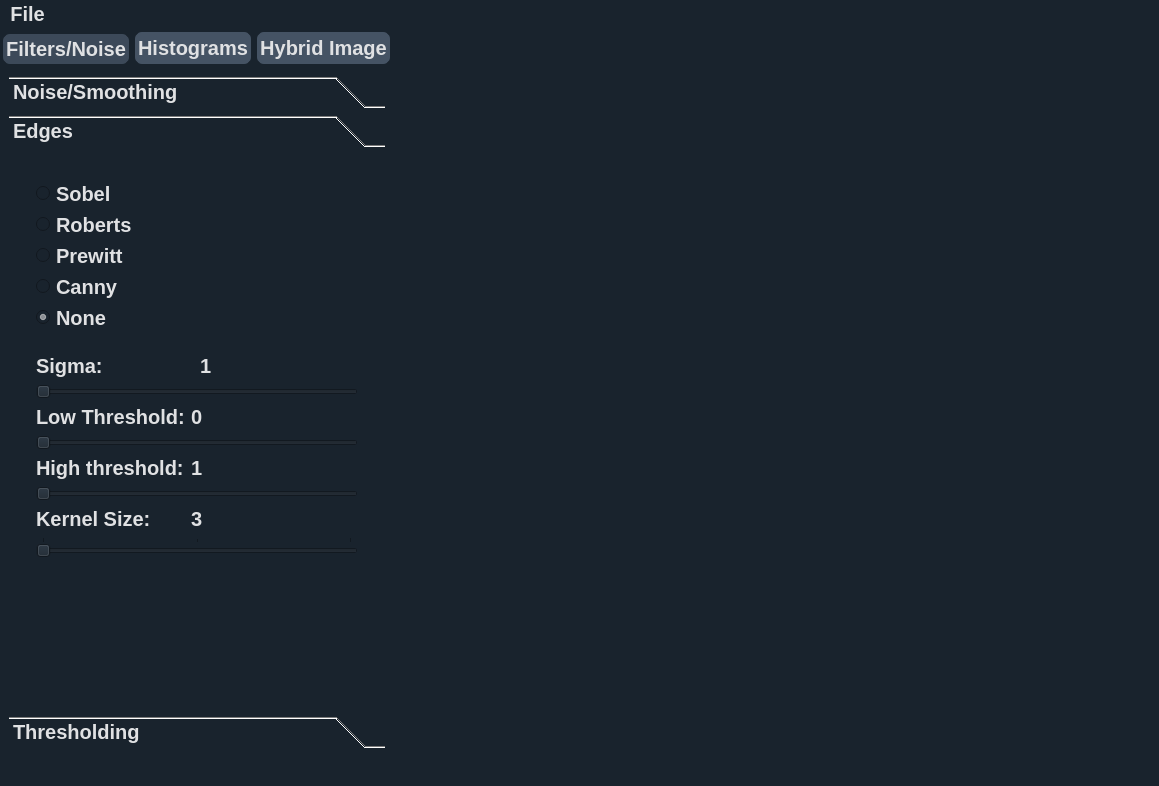
Above: testui.ui from omarshaban02/Imagizer before the change. Below: the same form after it.
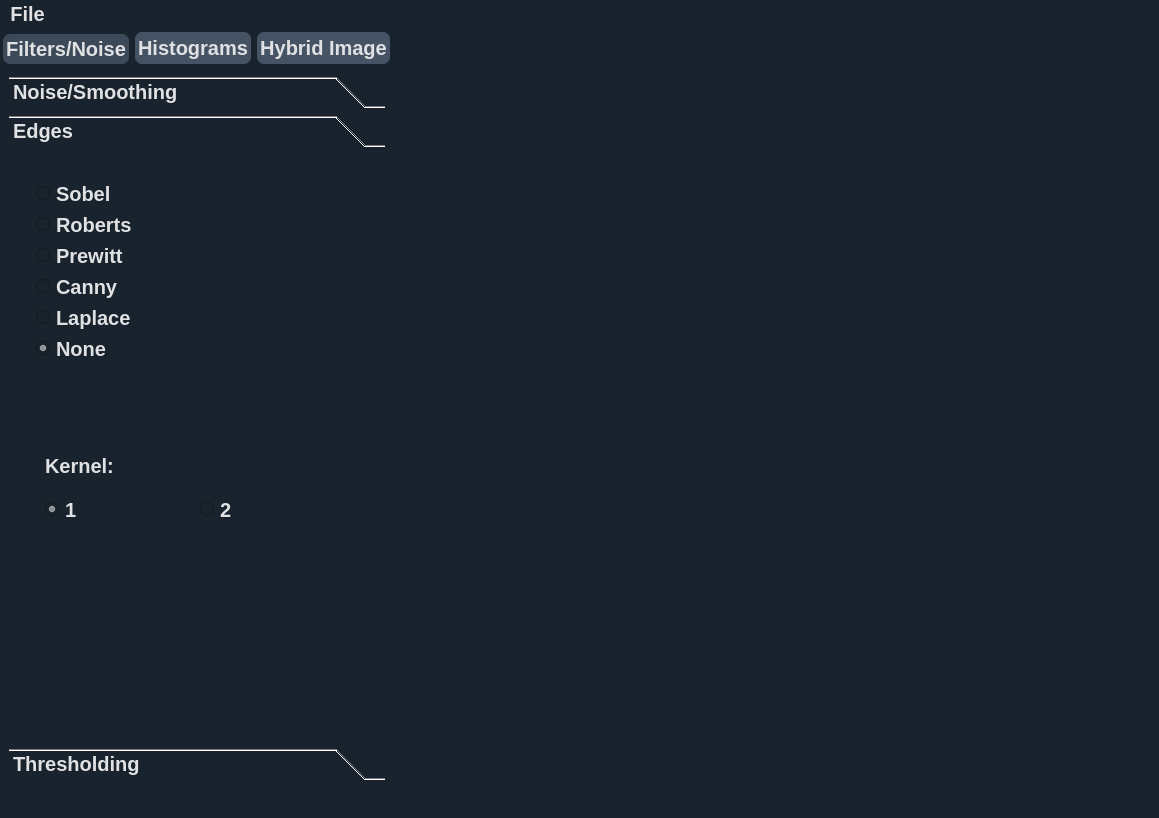
That is the form after the change. The open tabs and pages were chosen to show the change. Icons and pictures are not drawn. Custom widgets are drawn as their Qt base class.

Commit message: All filters work with UI

What changed in the file:
```diff
--- a/testui.ui
+++ b/testui.ui
@@ -7,7 +7,7 @@
     <x>0</x>
     <y>0</y>
     <width>1159</width>
-    <height>786</height>
+    <height>818</height>
    </rect>
   </property>
   <property name="windowTitle">
@@ -956,8 +956,8 @@
             <rect>
              <x>0</x>
              <y>0</y>
-             <width>358</width>
-             <height>551</height>
+             <width>374</width>
+             <height>580</height>
             </rect>
            </property>
            <attribute name="label">
@@ -1022,6 +1022,16 @@
                     </property>
                    </widget>
                   </item>
+                  <item>
+                   <widget class="QRadioButton" name="radio_laplace">
+                    <property name="cursor">
+                     <cursorShape>PointingHandCursor</cursorShape>
+                    </property>
+                    <property name="text">
+                     <string>Laplace</string>
+                    </property>
+                   </widget>
+                  </item>
                   <item>
                    <widget class="QRadioButton" name="radio_none_edges">
                     <property name="cursor">
@@ -1184,21 +1194,36 @@
                     </widget>
                    </item>
                    <item row="1" column="0" colspan="2">
-                    <widget class="QSlider" name="horizontalSlider_3">
+                    <widget class="QSlider" name="sigma_slider">
+                     <property name="value">
+                      <number>1</number>
+                     </property>
                      <property name="orientation">
                       <enum>Qt::Horizontal</enum>
                      </property>
                     </widget>
                    </item>
                    <item row="3" column="0" colspan="2">
-                    <widget class="QSlider" name="horizontalSlider_4">
+                    <widget class="QSlider" name="low_threshold_slider">
+                     <property name="maximum">
+                      <number>200</number>
+                     </property>
+                     <property name="value">
+                      <number>20</number>
+                     </property>
                      <property name="orientation">
                       <enum>Qt::Horizontal</enum>
                      </property>
                     </widget>
                    </item>
                    <item row="5" column="0" colspan="2">
-                    <widget class="QSlider" name="horizontalSlider_5">
+                    <widget class="QSlider" name="high_threshold_slider">
+                     <property name="maximum">
+                      <number>200</number>
+                     </property>
+                     <property name="value">
+                      <number>100</number>
+                     </property>
                      <property name="orientation">
                       <enum>Qt::Horizontal</enum>
                      </property>
@@ -1210,7 +1235,7 @@
                       <number>3</number>
                      </property>
                      <property name="maximum">
-                      <number>7</number>
+                      <number>11</number>
                      </property>
                      <property name="singleStep">
                       <number>2</number>
@@ -1218,6 +1243,9 @@
                      <property name="pageStep">
                       <number>2</number>
                      </property>
+                     <property name="value">
+                      <number>3</number>
+                     </property>
                      <property name="orientation">
                       <enum>Qt::Horizontal</enum>
                      </property>
@@ -1231,6 +1259,87 @@
                    </item>
                   </layout>
                  </widget>
+                 <widget class="QWidget" name="page">
+                  <layout class="QGridLayout" name="gridLayout_18">
+                   <item row="0" column="0">
+                    <widget class="QWidget" name="wgt_ktype_2" native="true">
+                     <property name="sizePolicy">
+                      <sizepolicy hsizetype="Preferred" vsizetype="Minimum">
+                       <horstretch>0</horstretch>
+                       <verstretch>0</verstretch>
+                      </sizepolicy>
+                     </property>
+                     <property name="minimumSize">
+                      <size>
+                       <width>0</width>
+                       <height>50</height>
+                      </size>
+                     </property>
+                     <property name="maximumSize">
+                      <size>
+                       <width>16777215</width>
+                       <height>100</height>
+                      </size>
+                     </property>
+                     <layout class="QGridLayout" name="gridLayout_17">
+                      <item row="0" column="0">
+                       <widget class="QLabel" name="label_4">
+                        <property name="text">
+                         <string>Kernel:</string>
+                        </property>
+                       </widget>
+                      </item>
+                      <item row="1" column="0">
+                       <layout class="QHBoxLayout" name="horizontalLayout_18">
+                        <item>
+                         <widget class="QRadioButton" name="radio_kernal_one_2">
+                          <property name="cursor">
+                           <cursorShape>PointingHandCursor</cursorShape>
+                          </property>
+                          <property name="text">
+                           <string>1</string>
+                          </property>
+                          <property name="checked">
+                           <bool>true</bool>
+                          </property>
+                         </widget>
+                        </item>
+                        <item>
+                         <widget class="QRadioButton" name="radio_kernal_two_2">
+                          <property name="cursor">
+                           <cursorShape>PointingHandCursor</cursorShape>
+                          </property>
+                          <property name="text">
+                           <string>2</string>
+                          </property>
+                          <property name="checked">
+                           <bool>false</bool>
+                          </property>
+                         </widget>
+                        </item>
+                       </layout>
+                      </item>
+                     </layout>
+                    </widget>
+                   </item>
+                   <item row="1" column="0">
+                    <spacer name="verticalSpacer_2">
+                     <property name="orientation">
+                      <enum>Qt::Vertical</enum>
+                     </property>
+                     <property name="sizeType">
+                      <enum>QSizePolicy::Maximum</enum>
+                     </property>
+                     <property name="sizeHint" stdset="0">
+                      <size>
+                       <width>20</width>
+                       <height>137</height>
+                      </size>
+                     </property>
+                    </spacer>
+                   </item>
+                  </layout>
+                 </widget>
                 </widget>
                </item>
               </layout>
```
Left out of the diff: 137 changed lines with no effect on the pictures. The commit also changes 7 other files.
